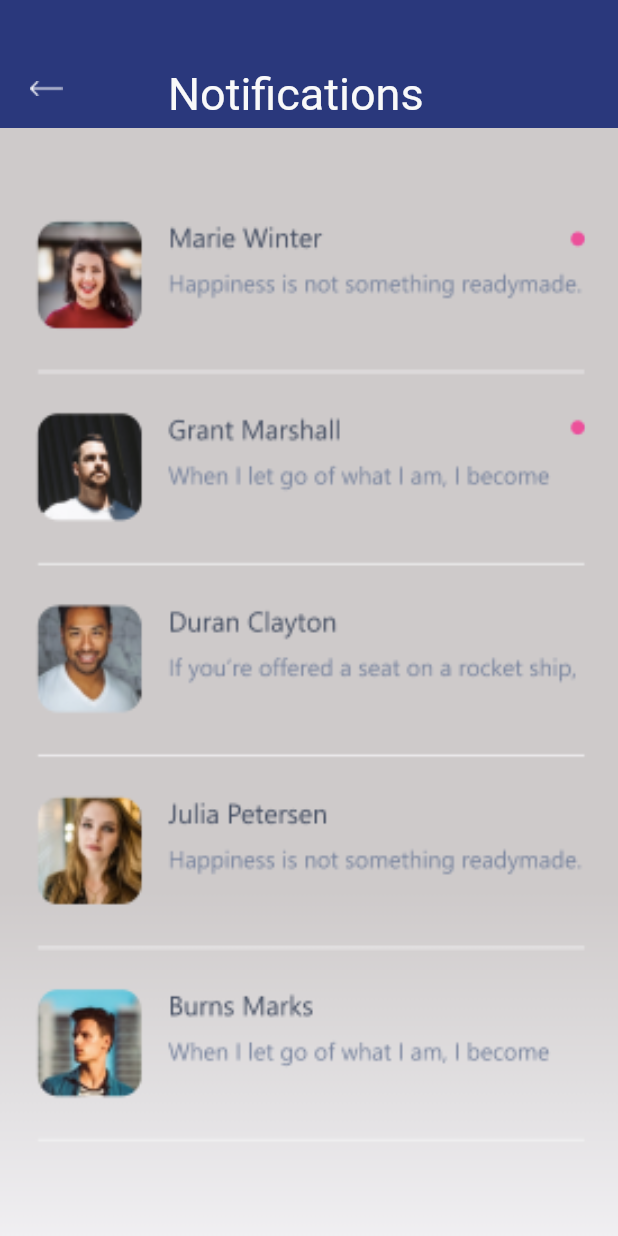
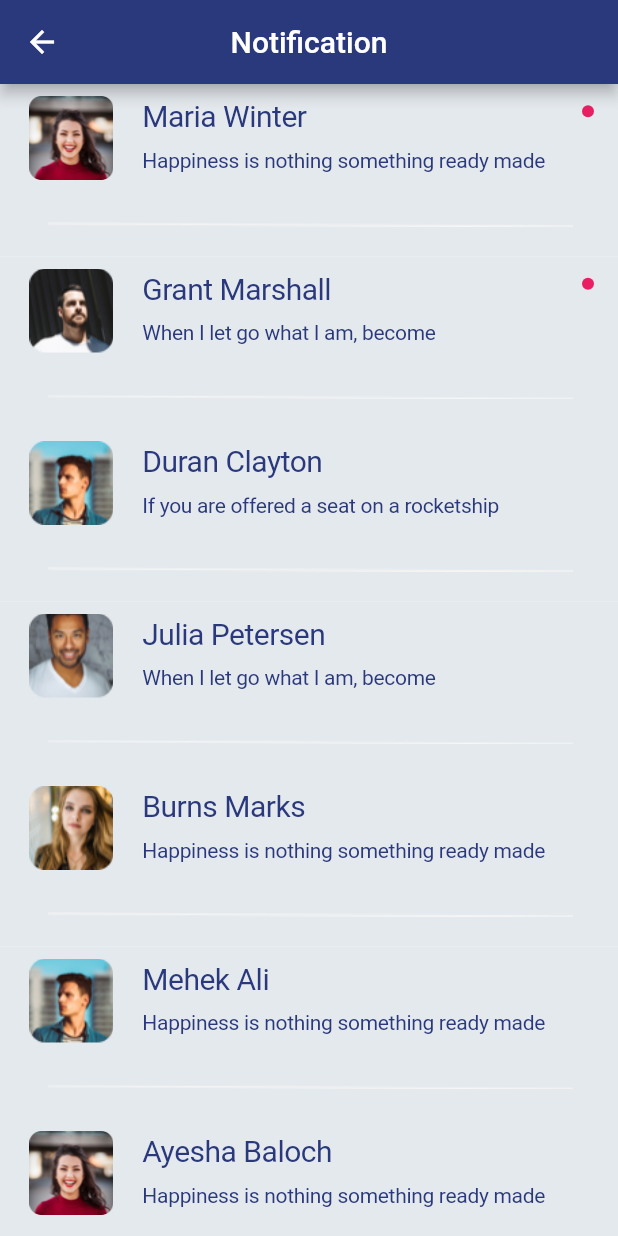
Before and after one commit to Usama3074/pocket-business-solution, a Flutter app: the NotificationsScreen screen opened directly, on a phone screen of 412 x 824 dp. Run offline on Flutter 3.47's test engine with Material 2 defaults, Android fonts, the phone set to English and light mode, and no system bars; our stand-ins replace cloud_firestore, firebase_auth, toast; accounts and stored records are empty.

Commit message:
Pocket Business Solution

```diff
--- /dev/null
+++ b/lib/models/notification.dart
@@ -0,0 +1,23 @@
+import 'package:flutter/material.dart';
+class NotificationModel {
+  String image;
+  String name;
+  String noti;
+  int id;
+  Color color;
+
+
+  NotificationModel({this.image,this.name, this.noti, this.id,this.color});
+
+
+}
+List<NotificationModel> notificationList = [
+  NotificationModel(image:'avatar-3.png',name: 'Maria Winter', noti: 'Happiness is nothing something ready made', id: 165275,color: Colors.pink),
+  NotificationModel(image:'avatar.png',name: 'Grant Marshall', noti: 'When I let go what I am, become', id: 165275,color: Colors.pink),
+  NotificationModel(image:'avatar-11.png',name: 'Duran Clayton', noti: 'If you are offered a seat on a rocketship', id: 165275,color: Color.fromRGBO(228, 233, 237, 1)),
+  NotificationModel(image:'avatar-10.png',name: 'Julia Petersen', noti: 'When I let go what I am, become', id: 165275,color: Color.fromRGBO(228, 233, 237, 1)),
+  NotificationModel(image:'avatar-5.png',name: 'Burns Marks', noti: 'Happiness is nothing something ready made', id: 165275,color: Color.fromRGBO(228, 233, 237, 1)),
+  NotificationModel(image:'avatar-11.png',name: 'Mehek Ali', noti: 'Happiness is nothing something ready made', id: 165275,color: Color.fromRGBO(228, 233, 237, 1)),
+  NotificationModel(image:'avatar-3.png',name: 'Ayesha Baloch', noti: 'Happiness is nothing something ready made', id: 165275,color: Color.fromRGBO(228, 233, 237, 1)),
+  NotificationModel(image:'avatar-10.png',name: 'Nazish Khan', noti: 'Happiness is nothing something ready made', id: 165275,color: Color.fromRGBO(228, 233, 237, 1)),
+];
--- a/lib/screens/notifications_screen.dart
+++ b/lib/screens/notifications_screen.dart
@@ -1,79 +1,104 @@
 import 'package:flutter/material.dart';
 import '../values/values.dart';
+import '../models/notification.dart';
 
 class NotificationsScreen extends StatelessWidget {
+
+
   @override
   Widget build(BuildContext context) {
     return Scaffold(
-      body: Container(
-        constraints: BoxConstraints.expand(),
-        decoration: BoxDecoration(
-          color: Color.fromARGB(255, 255, 255, 255),
+      appBar: AppBar(title: Text('Notification'),backgroundColor: AppColors.secondaryBackground,centerTitle: true,),
+      body:
+          ListView.builder(itemCount:notificationList.length,itemBuilder: (ctx,index){
+            return Container(
+
+              color: Color.fromRGBO(228, 233, 237, 1),
+              child: Column(
+
+                children: <Widget>[
+                  ListTile(
+
+                      leading: Container(
+                          width: 63,
+                          height: 103,
+                          child: ClipRRect(
+                            borderRadius: BorderRadius.only(
+                              bottomLeft: Radius.circular(10),
+                              bottomRight: Radius.circular(10),
+                              topLeft: Radius.circular(10),
+                              topRight:Radius.circular(10),
                             ),
-        child: Container(
-          padding: EdgeInsets.symmetric(horizontal: 0),
-          height: MediaQuery.of(context).size.height,
-          decoration: BoxDecoration(
-            color: AppColors.secondaryBackground,
-            // border: Border.fromBorderSide(Borders.primaryBorder),
-          ),
-          child: Column(
-            crossAxisAlignment: CrossAxisAlignment.stretch,
-            children: [
-              Container(
-                margin: EdgeInsets.only(top: 40, bottom: 10,left: 20,right:20),
-                width: MediaQuery.of(context).size.width,
-                height: 35,
-                child: Row(
-                  crossAxisAlignment: CrossAxisAlignment.stretch,
-                  children: [
-                    Align(
-                      alignment: Alignment.topLeft,
-                      child: InkWell(
-                        onTap: () {
-                          Navigator.pop(context);
-                        },
-                        child: Container(
-                          width: 22,
-                          height: 10,
-                          margin: EdgeInsets.only(top: 14),
-                          child: Image.asset(
-                            "assets/images/shape-4.png",
-                            fit: BoxFit.none,
+                            child: Image.asset("assets/images/${notificationList[index].image}"),
                           ),
                         ),
+                    title:Row(
+mainAxisAlignment: MainAxisAlignment.spaceBetween,
+                      children: <Widget>[
+                        Padding(
+                          padding:EdgeInsets.only(bottom: 10),
+                          child: Text(
+                                notificationList[index].name,
+                                textAlign: TextAlign.left,
+                                style: TextStyle(
+                                  color: AppColors.secondaryBackground,
+                                  fontWeight: FontWeight.w400,
+                                  fontSize: 20,
+                                  letterSpacing: -0.32,
                                 ),
                               ),
-                    Align(
-                      alignment: Alignment.topCenter,
-                      child: Container(
-                        margin: EdgeInsets.only(left: 70,top:5),
-                        child: Text(
-                          "Notifications",
-                          textAlign: TextAlign.center,
-                          style: TextStyle(
-                            color: Color.fromARGB(255, 249, 249, 249),
-                            fontWeight: FontWeight.w400,
-                            fontSize: 30,
+
+                        ),
+                        Container(
+
+                          margin: EdgeInsets.only(bottom: 16),
+
+                          child: CircleAvatar(
+                            backgroundColor: notificationList[index].color,
+                            radius: 4,
+
+
+
                           ),
                         ),
+//                        CircleAvatar(backgroundColor: notificationList[index].color,)
+//                      Container(child: BoxDecoration(borderRadius: ),)
+                      ],
+                    ),
+
+                    subtitle:  Text(
+                              notificationList[index].noti,
+                              textAlign: TextAlign.left,
+                              style: TextStyle(
+                                color: AppColors.secondaryBackground,
+                                fontWeight: FontWeight.w400,
+                                fontSize: 14,
+                                letterSpacing: -0.2,
+                              ),),
+//trailing: CircleAvatar(backgroundColor: notificationList[index].color,),
+                  ),
+
+              Container(
+
+                      padding: EdgeInsets.symmetric(horizontal: 30),
+                      width: 450,
+                      height: 3,
+                      margin: EdgeInsets.only(left: 1, top: 20,bottom: 20),
+                      child: Image.asset(
+                        "assets/images/line-1.png",
+                        fit: BoxFit.cover,
                       ),
                     ),
                 ],
               ),
+            );
+
+          }
+
         ),
-              Expanded(
-                child: Container(
-                  child: Image.asset(
-                    'assets/images/notifications.png',
-                    fit: BoxFit.fill,
-                  ),
-                ),
-              )
-            ],
-          ),
-        ),
-      ),
+
+
+
     );
   }
 }
```
Lines whose indentation alone changed are shown as unchanged.
